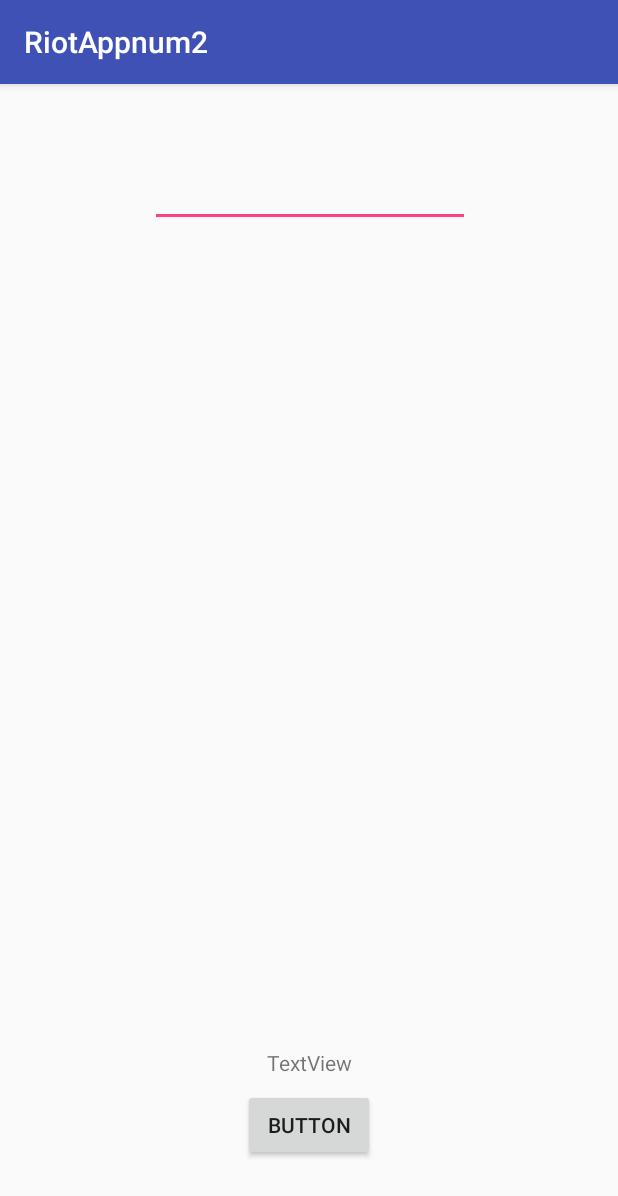
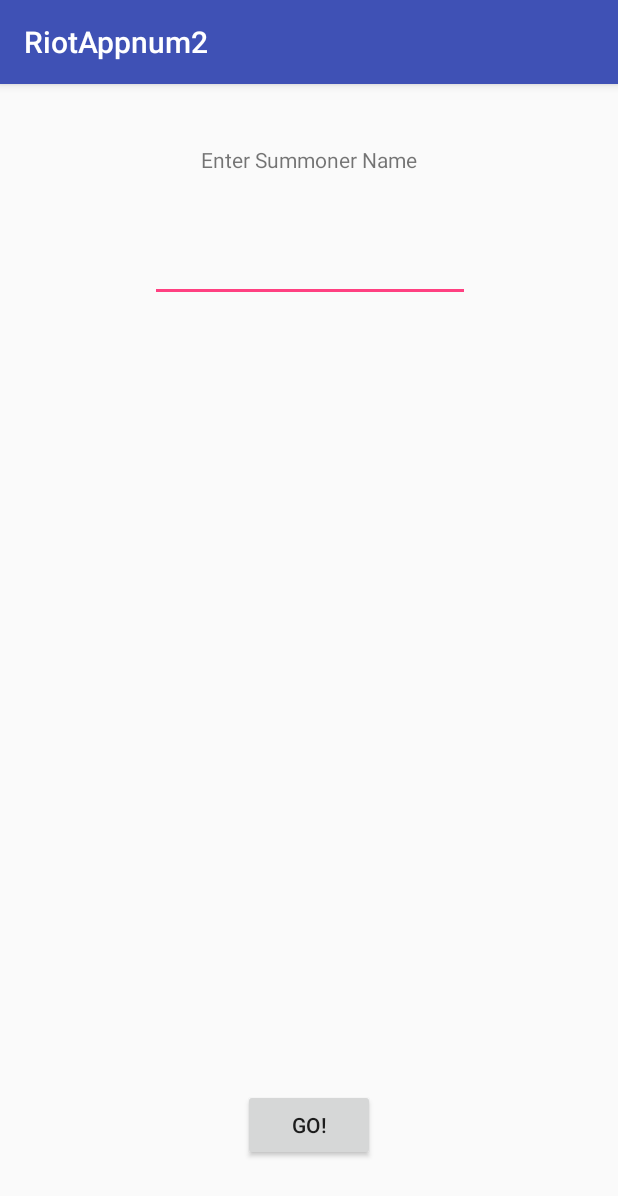
Before and after one commit to soaresb/LolStats, an Android app: the screen it shows after launch (HomeActivity), on a phone screen of 412 x 824 dp. Shown: the top 1196 px of the screen. Run offline under Robolectric (Android 15) with nearby library versions, the phone set to English and light mode, and no system bars.

Commit message:
minor visual updates to home page

```diff
--- a/app/src/main/res/layout/activity_home.xml
+++ b/app/src/main/res/layout/activity_home.xml
@@ -17,7 +17,7 @@
         app:layout_constraintLeft_toLeftOf="parent"
         app:layout_constraintRight_toRightOf="parent"
         app:layout_constraintTop_toTopOf="parent"
-        android:layout_marginTop="50dp"
+        android:layout_marginTop="100dp"
         app:layout_constraintHorizontal_bias="0.503" />
 
     <Button
@@ -28,7 +28,7 @@
         android:layout_marginLeft="8dp"
         android:layout_marginRight="8dp"
         android:onClick="OnClick"
-        android:text="Button"
+        android:text="Go!"
         app:layout_constraintBottom_toBottomOf="parent"
         app:layout_constraintLeft_toLeftOf="parent"
         app:layout_constraintRight_toRightOf="parent" />
@@ -37,11 +37,14 @@
         android:id="@+id/textView"
         android:layout_width="wrap_content"
         android:layout_height="wrap_content"
-        android:text="TextView"
+        android:layout_marginBottom="8dp"
+        android:layout_marginLeft="8dp"
+        android:layout_marginRight="8dp"
+        android:layout_marginTop="8dp"
+        android:text="Enter Summoner Name"
+        android:visibility="visible"
+        app:layout_constraintBottom_toTopOf="@+id/editText"
         app:layout_constraintLeft_toLeftOf="parent"
         app:layout_constraintRight_toRightOf="parent"
-        android:layout_marginLeft="8dp"
-        android:layout_marginRight="8dp"
-        android:layout_marginBottom="8dp"
-        app:layout_constraintBottom_toTopOf="@+id/button2" />
+        app:layout_constraintTop_toTopOf="parent" />
 </android.support.constraint.ConstraintLayout>
```
